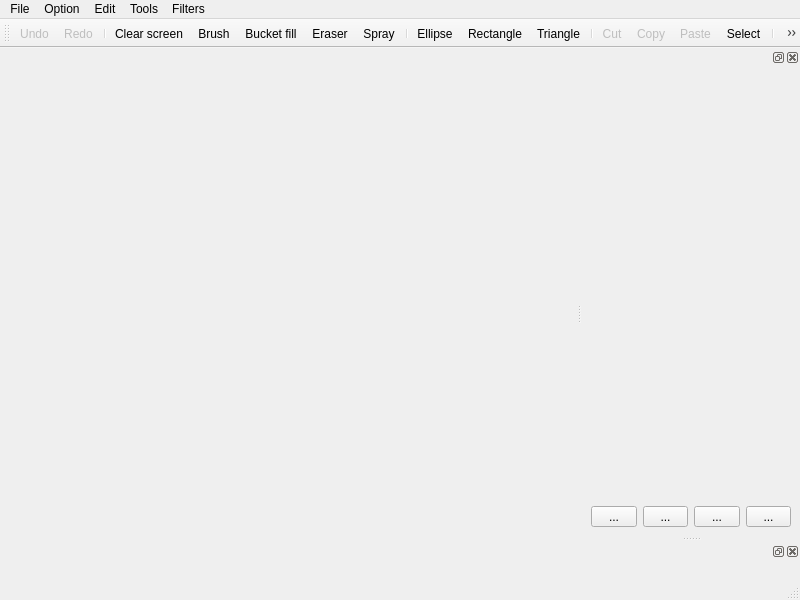
Qt form Paint/mainwindow.ui (karina-cherednyk/OOP_Practice) before a commit.
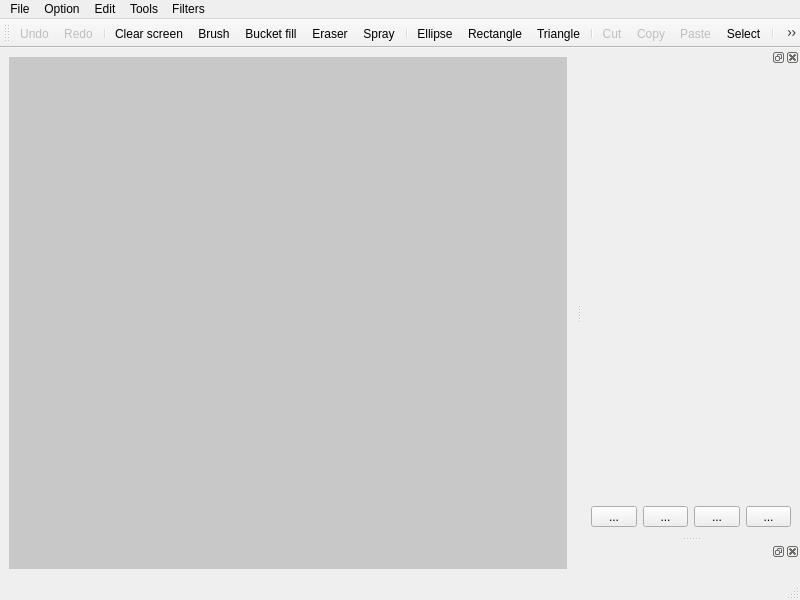
The same form after that commit. Icons and pictures are not drawn. Custom widgets are drawn as their Qt base class.

Commit message: dark grey background, keyboard shortcuts

What changed in the file:
```diff
--- a/Paint/mainwindow.ui
+++ b/Paint/mainwindow.ui
@@ -30,7 +30,7 @@
        <bool>false</bool>
       </property>
       <property name="styleSheet">
-       <string notr="true">background: transparent</string>
+       <string notr="true">background: rgb(200, 200, 200)</string>
       </property>
       <layout class="QHBoxLayout" name="horizontalLayout_2"/>
      </widget>
```
Left out of the diff: 65 changed lines with no effect on the pictures. The commit also changes 3 other files.
